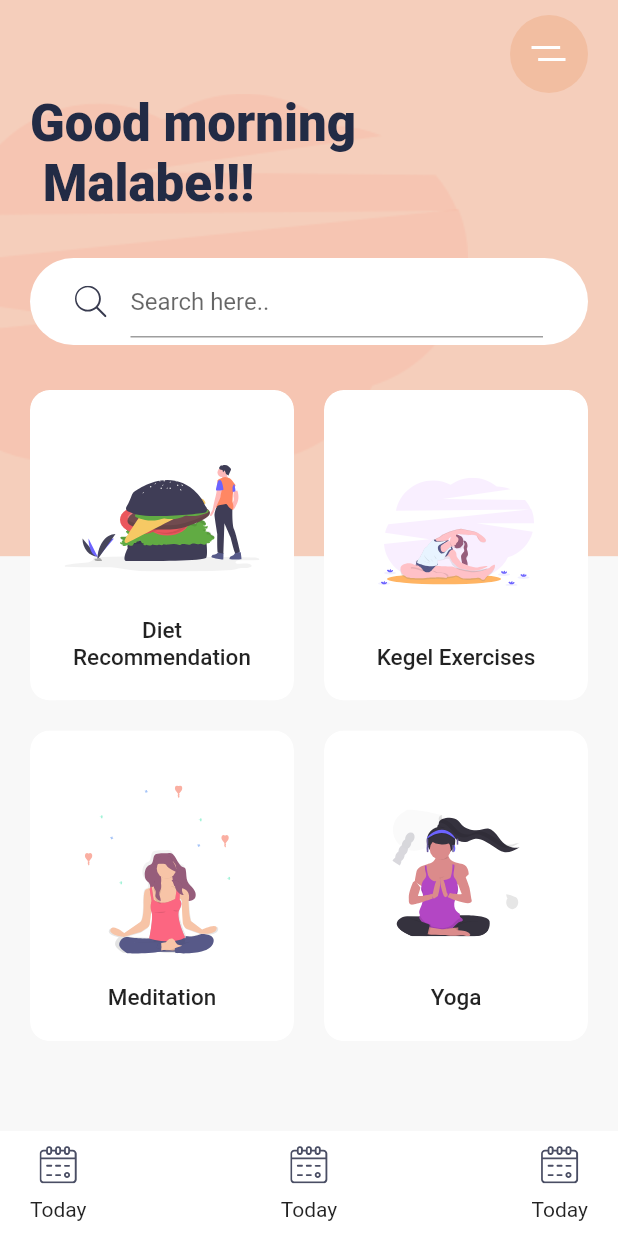
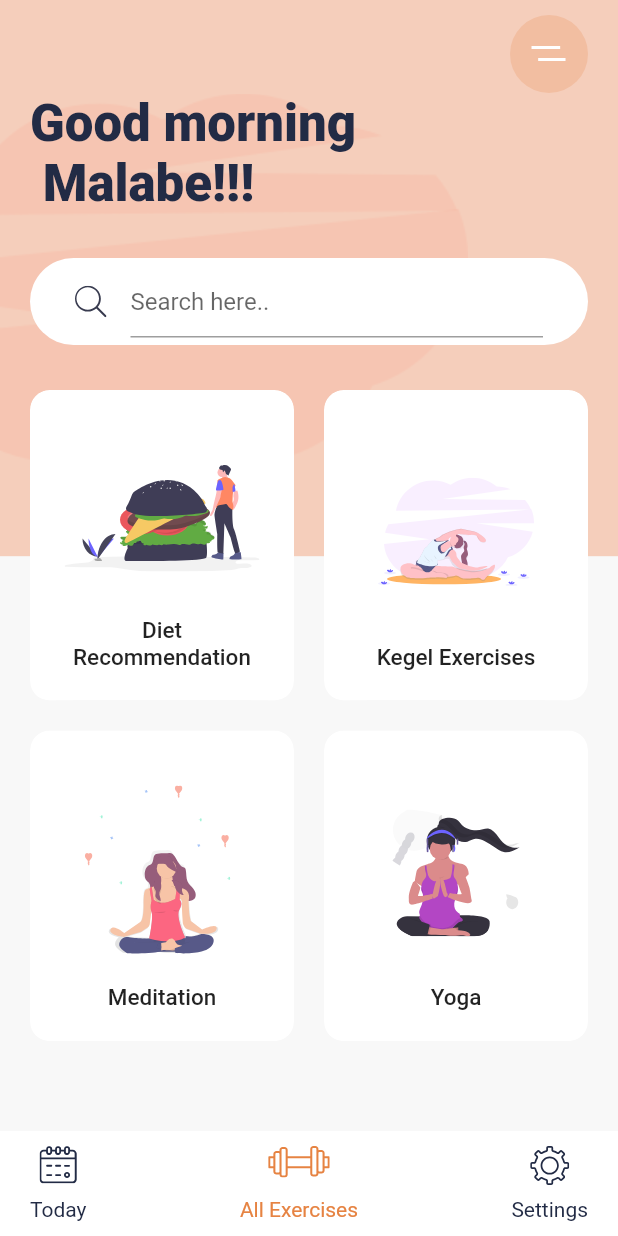
Before and after one commit to kalananimsara/daily-exercise-app, a Flutter app: the screen it shows after launch, on a phone screen of 412 x 824 dp. Run offline on Flutter 3.47's test engine with Material 2 defaults, Android fonts, the phone set to English and light mode, and no system bars; our stand-ins replace flutter_svg.

Commit message:
feat: bottom navbar added and refactor code 🎯

```diff
--- a/lib/main.dart
+++ b/lib/main.dart
@@ -1,4 +1,5 @@
 import 'package:daily_exercise_app/constants.dart';
+import 'package:daily_exercise_app/widgets/bottom_nav_bar.dart';
 import 'package:daily_exercise_app/widgets/category_card.dart';
 import 'package:flutter/material.dart';
 import 'package:flutter_svg/flutter_svg.dart';
@@ -30,19 +31,7 @@ class HomeScreen extends StatelessWidget {
     var size = MediaQuery.of(context)
         .size; //This gonna give us a total width and height of our device!!!
     return Scaffold(
-      bottomNavigationBar: Container(
-        padding: EdgeInsets.symmetric(horizontal: 20, vertical: 10),
-        height: 70,
-        color: Colors.white,
-        child: Row(
-          mainAxisAlignment: MainAxisAlignment.spaceBetween,
-          children: [
-            BottomNavItem(),
-            BottomNavItem(),
-            BottomNavItem(),
-          ],
-        ),
-      ),
+      bottomNavigationBar: BottomNavBar(),
       body: Stack(
         children: <Widget>[
           Container(
@@ -129,20 +118,33 @@ class HomeScreen extends StatelessWidget {
   }
 }
 
-class BottomNavItem extends StatelessWidget {
-  final String svgIcon;
-  final String title;
-  const BottomNavItem({Key key, this.svgIcon, this.title}) : super(key: key);
+class BottomNavBar extends StatelessWidget {
+  const BottomNavBar({
+    Key key,
+  }) : super(key: key);
 
   @override
   Widget build(BuildContext context) {
-    return GestureDetector(
-      onTap: () {},
-      child: Column(
+    return Container(
+      padding: EdgeInsets.symmetric(horizontal: 20, vertical: 10),
+      height: 70,
+      color: Colors.white,
+      child: Row(
         mainAxisAlignment: MainAxisAlignment.spaceBetween,
-        children: <Widget>[
-          SvgPicture.asset("assets/icons/calendar.svg"),
-          Text("Today")
+        children: [
+          BottomNavItem(
+            title: "Today",
+            svgSrc: "assets/icons/calendar.svg",
+          ),
+          BottomNavItem(
+            title: "All Exercises",
+            svgSrc: "assets/icons/gym.svg",
+            isActive: true,
+          ),
+          BottomNavItem(
+            title: "Settings",
+            svgSrc: "assets/icons/Settings.svg",
+          ),
         ],
       ),
     );
--- /dev/null
+++ b/lib/widgets/bottom_nav_bar.dart
@@ -0,0 +1,33 @@
+import 'package:daily_exercise_app/constants.dart';
+import 'package:flutter/material.dart';
+import 'package:flutter_svg/flutter_svg.dart';
+
+class BottomNavItem extends StatelessWidget {
+  final String svgSrc;
+  final String title;
+  final Function press;
+  final bool isActive;
+  const BottomNavItem(
+      {Key key, this.svgSrc, this.title, this.isActive = false, this.press})
+      : super(key: key);
+
+  @override
+  Widget build(BuildContext context) {
+    return GestureDetector(
+      onTap: press,
+      child: Column(
+        mainAxisAlignment: MainAxisAlignment.spaceBetween,
+        children: <Widget>[
+          SvgPicture.asset(
+            svgSrc,
+            color: isActive ? kActiveIconColor : kTextColor,
+          ),
+          Text(
+            title,
+            style: TextStyle(color: isActive ? kActiveIconColor : kTextColor),
+          )
+        ],
+      ),
+    );
+  }
+}
```
